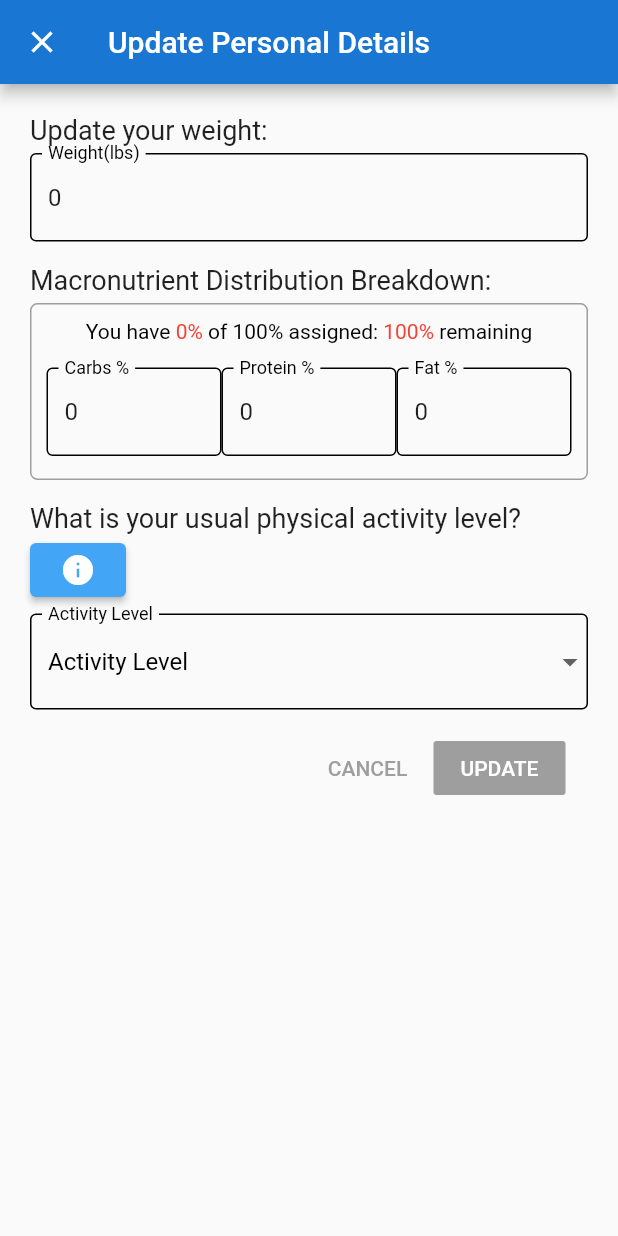
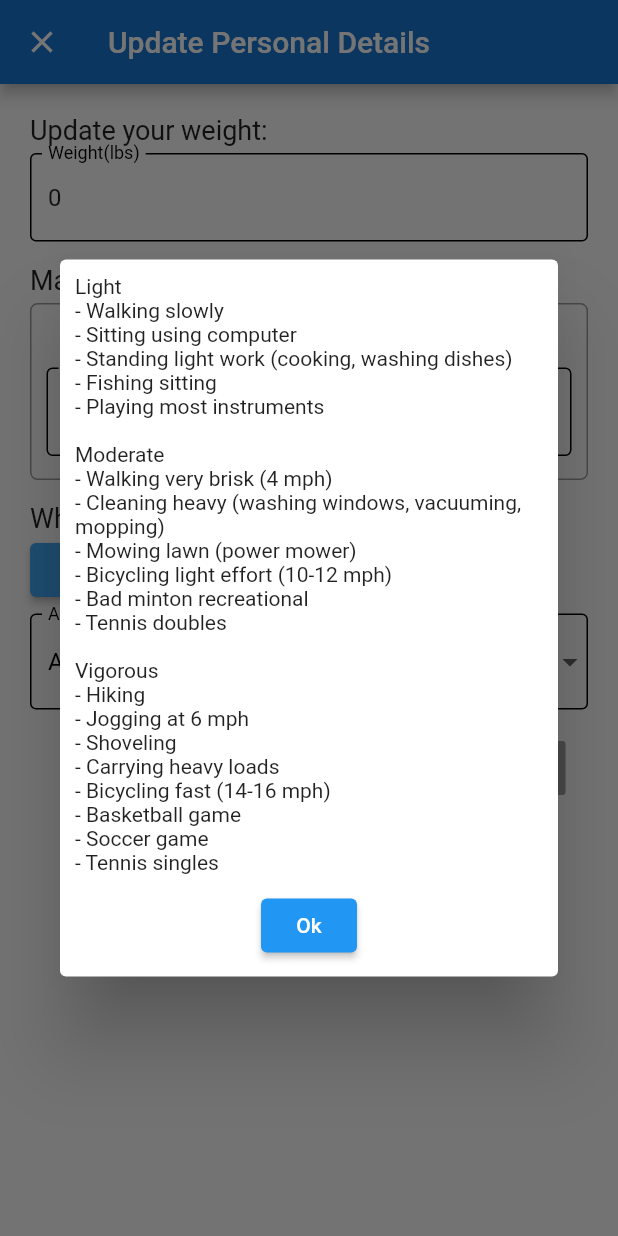
Before and after one commit to ritvij14/cnc_flutter_app, a Flutter app: the DetailsScreen screen opened directly with empty values, after a tap on the "info" icon, on a phone screen of 412 x 824 dp. Run offline on Flutter 3.47's test engine with Material 2 defaults, Android fonts, the phone set to English and light mode, and no system bars; our stand-ins replace bloc, carousel_slider, confetti, fl_chart, flutter_bloc, flutter_local_notifications and 14 more; missing offline and left inert: clipboard, dart:ffi, encrypt, flutter_picker, fraction, scrolling_day_calendar and 3 more; accounts and stored records are empty.

Commit message:
added PA levels

```diff
--- a/lib/screens/profile/details_screen.dart
+++ b/lib/screens/profile/details_screen.dart
@@ -480,7 +480,32 @@ class _DetailsScreenState extends State<DetailsScreen> {
               Text("What is your usual physical activity level?",
                   style: TextStyle(fontSize: 18)),
               ElevatedButton(
-                onPressed: () {},
+                onPressed: () async {
+                  await showDialog(
+                      context: context,
+                      builder: (context) => Dialog(
+                            child: Padding(
+                              padding: const EdgeInsets.all(10.0),
+                              child: Column(
+                                mainAxisSize: MainAxisSize.min,
+                                children: <Widget>[
+                                  Text(
+                                    'Light\n- Walking slowly\n- Sitting using computer\n- Standing light work (cooking, washing dishes)\n- Fishing sitting\n- Playing most instruments\n\nModerate\n- Walking very brisk (4 mph)\n- Cleaning heavy (washing windows, vacuuming, mopping)\n- Mowing lawn (power mower)\n- Bicycling light effort (10-12 mph)\n- Bad minton recreational\n- Tennis doubles\n\nVigorous\n- Hiking\n- Jogging at 6 mph\n- Shoveling\n- Carrying heavy loads\n- Bicycling fast (14-16 mph)\n- Basketball game\n- Soccer game\n- Tennis singles',
+                                  ),
+                                  SizedBox(
+                                    height: 10.0,
+                                  ),
+                                  ElevatedButton(
+                                    onPressed: () => Navigator.pop(context),
+                                    child: Text(
+                                      'Ok',
+                                    ),
+                                  )
+                                ],
+                              ),
+                            ),
+                          ));
+                },
                 child: Icon(Icons.info),
                 style: ButtonStyle(
                     backgroundColor: MaterialStateProperty.all<Color>(
```
